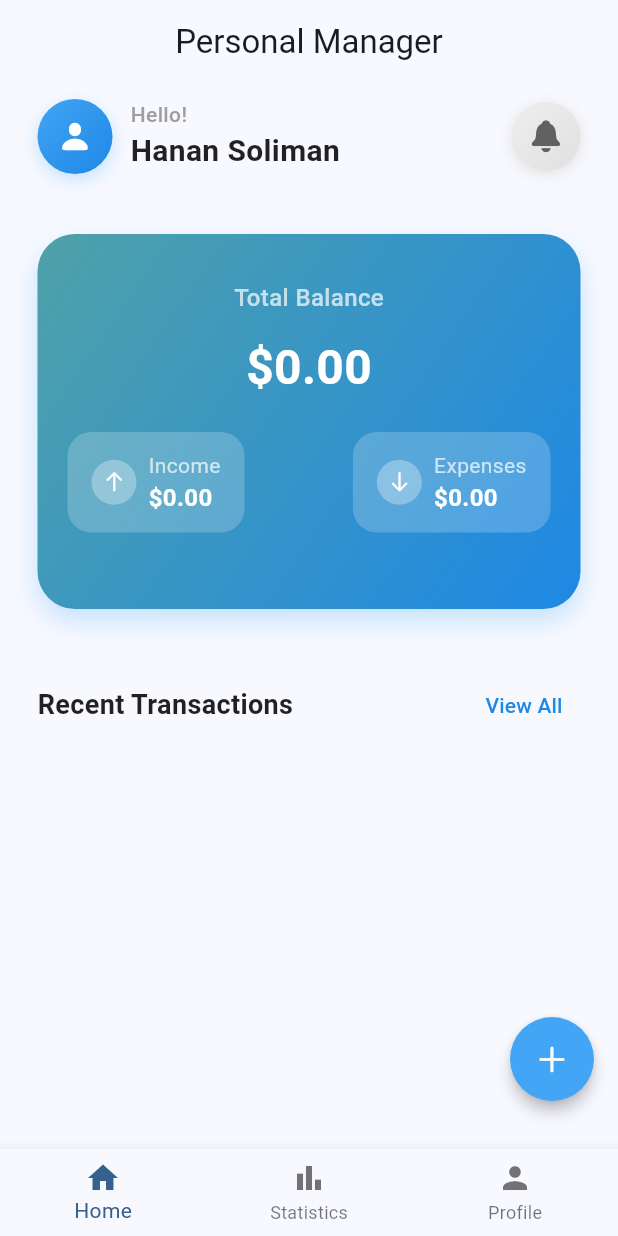
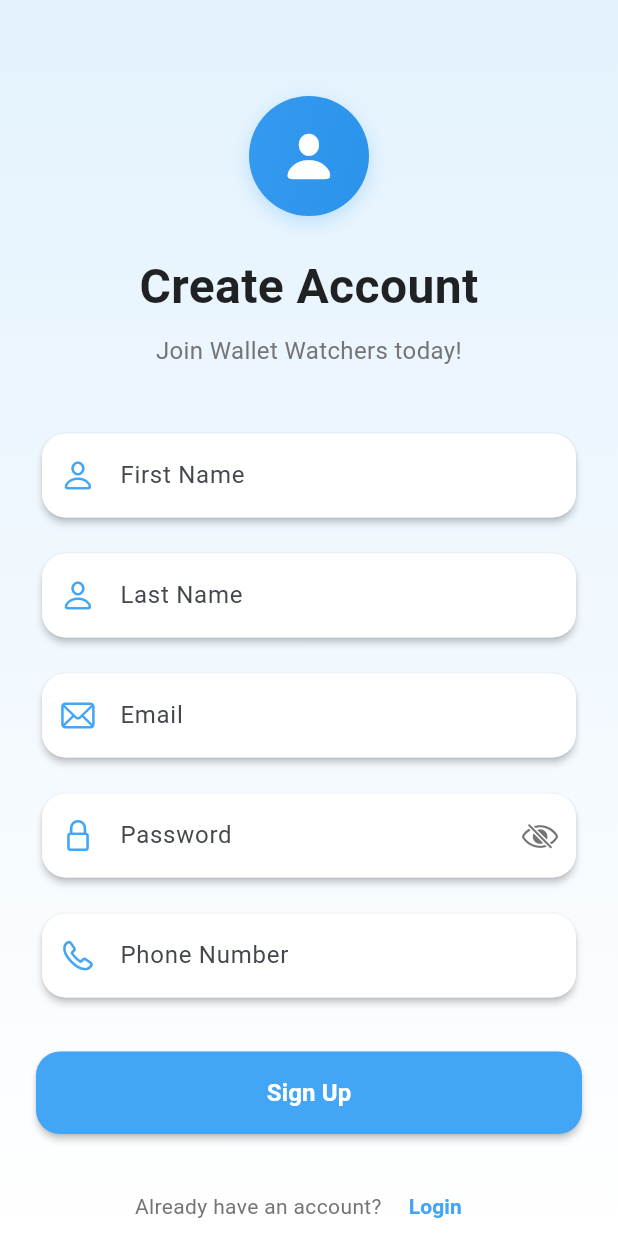
Before and after one commit to fatmaa2003/wallet_watchers_app, a Flutter app: the screen it shows after launch, on a phone screen of 412 x 824 dp. Run offline on Flutter 3.47's test engine with Material 3 defaults, Android fonts, the phone set to English and light mode, and no system bars; our stand-ins replace fl_chart.

Commit message:
Add user signup functionality and update routes. Updated app to include signup page and API service for user registration.

```diff
--- a/flutter/lib/main.dart
+++ b/flutter/lib/main.dart
@@ -1,5 +1,6 @@
 import 'package:flutter/material.dart';
 import 'package:wallet_watchers_app/pages/home_page.dart';
+import 'package:wallet_watchers_app/pages/signup_page.dart';
 
 void main() {
   runApp(const MyApp());
@@ -16,7 +17,11 @@
         colorScheme: ColorScheme.fromSeed(seedColor: Colors.blue),
         useMaterial3: true,
       ),
-      home: const HomePage(),
+      initialRoute: '/signup',
+      routes: {
+        '/signup': (context) => const SignUpPage(),
+        '/home': (context) => const HomePage(),
+      },
     );
   }
 }
--- /dev/null
+++ b/flutter/lib/pages/signup_page.dart
@@ -0,0 +1,340 @@
+import 'package:flutter/material.dart';
+import 'package:flutter/cupertino.dart';
+import 'package:wallet_watchers_app/services/api_service.dart';
+
+class SignUpPage extends StatefulWidget {
+  const SignUpPage({super.key});
+
+  @override
+  State<SignUpPage> createState() => _SignUpPageState();
+}
+
+class _SignUpPageState extends State<SignUpPage> {
+  final _formKey = GlobalKey<FormState>();
+  final _firstNameController = TextEditingController();
+  final _lastNameController = TextEditingController();
+  final _emailController = TextEditingController();
+  final _passwordController = TextEditingController();
+  final _phoneController = TextEditingController();
+  bool _isLoading = false;
+  bool _obscurePassword = true;
+  final _apiService = ApiService();
+
+  @override
+  void dispose() {
+    _firstNameController.dispose();
+    _lastNameController.dispose();
+    _emailController.dispose();
+    _passwordController.dispose();
+    _phoneController.dispose();
+    super.dispose();
+  }
+
+  void _submitForm() async {
+    if (_formKey.currentState!.validate()) {
+      setState(() {
+        _isLoading = true;
+      });
+
+      try {
+        await _apiService.signup(
+          firstName: _firstNameController.text,
+          lastName: _lastNameController.text,
+          email: _emailController.text,
+          password: _passwordController.text,
+          phoneNo: _phoneController.text,
+        );
+
+        if (mounted) {
+          Navigator.pushReplacementNamed(context, '/home');
+        }
+      } catch (e) {
+        if (mounted) {
+          ScaffoldMessenger.of(context).showSnackBar(
+            SnackBar(
+              content: Text('Error: ${e.toString()}'),
+              backgroundColor: Colors.red,
+            ),
+          );
+        }
+      } finally {
+        if (mounted) {
+          setState(() {
+            _isLoading = false;
+          });
+        }
+      }
+    }
+  }
+
+  @override
+  Widget build(BuildContext context) {
+    return Scaffold(
+      body: Container(
+        decoration: BoxDecoration(
+          gradient: LinearGradient(
+            begin: Alignment.topCenter,
+            end: Alignment.bottomCenter,
+            colors: [
+              Colors.blue[50]!,
+              Colors.white,
+            ],
+          ),
+        ),
+        child: SafeArea(
+          child: SingleChildScrollView(
+            padding: const EdgeInsets.all(24.0),
+            child: Form(
+              key: _formKey,
+              child: Column(
+                crossAxisAlignment: CrossAxisAlignment.stretch,
+                children: [
+                  const SizedBox(height: 40),
+                  // Logo and Title
+                  Container(
+                    width: 80,
+                    height: 80,
+                    decoration: BoxDecoration(
+                      gradient: LinearGradient(
+                        colors: [Colors.blue[400]!, Colors.blue[600]!],
+                        begin: Alignment.topLeft,
+                        end: Alignment.bottomRight,
+                      ),
+                      shape: BoxShape.circle,
+                      boxShadow: [
+                        BoxShadow(
+                          color: Colors.blue[200]!.withOpacity(0.5),
+                          blurRadius: 10,
+                          offset: const Offset(0, 4),
+                        ),
+                      ],
+                    ),
+                    child: const Icon(
+                      CupertinoIcons.person_fill,
+                      color: Colors.white,
+                      size: 40,
+                    ),
+                  ),
+                  const SizedBox(height: 24),
+                  const Text(
+                    'Create Account',
+                    style: TextStyle(
+                      fontSize: 32,
+                      fontWeight: FontWeight.bold,
+                      color: Colors.black87,
+                    ),
+                    textAlign: TextAlign.center,
+                  ),
+                  const SizedBox(height: 8),
+                  Text(
+                    'Join Wallet Watchers today!',
+                    style: TextStyle(
+                      fontSize: 16,
+                      color: Colors.grey[600],
+                    ),
+                    textAlign: TextAlign.center,
+                  ),
+                  const SizedBox(height: 40),
+
+                  // First Name Field
+                  _buildTextField(
+                    controller: _firstNameController,
+                    label: 'First Name',
+                    icon: CupertinoIcons.person,
+                    validator: (value) {
+                      if (value == null || value.isEmpty) {
+                        return 'Please enter your first name';
+                      }
+                      return null;
+                    },
+                  ),
+                  const SizedBox(height: 16),
+
+                  // Last Name Field
+                  _buildTextField(
+                    controller: _lastNameController,
+                    label: 'Last Name',
+                    icon: CupertinoIcons.person,
+                    validator: (value) {
+                      if (value == null || value.isEmpty) {
+                        return 'Please enter your last name';
+                      }
+                      return null;
+                    },
+                  ),
+                  const SizedBox(height: 16),
+
+                  // Email Field
+                  _buildTextField(
+                    controller: _emailController,
+                    label: 'Email',
+                    icon: CupertinoIcons.mail,
+                    keyboardType: TextInputType.emailAddress,
+                    validator: (value) {
+                      if (value == null || value.isEmpty) {
+                        return 'Please enter your email';
+                      }
+                      if (!value.contains('@')) {
+                        return 'Please enter a valid email';
+                      }
+                      return null;
+                    },
+                  ),
+                  const SizedBox(height: 16),
+
+                  // Password Field
+                  _buildTextField(
+                    controller: _passwordController,
+                    label: 'Password',
+                    icon: CupertinoIcons.lock,
+                    obscureText: _obscurePassword,
+                    suffixIcon: IconButton(
+                      icon: Icon(
+                        _obscurePassword
+                            ? CupertinoIcons.eye_slash
+                            : CupertinoIcons.eye,
+                        color: Colors.grey[600],
+                      ),
+                      onPressed: () {
+                        setState(() {
+                          _obscurePassword = !_obscurePassword;
+                        });
+                      },
+                    ),
+                    validator: (value) {
+                      if (value == null || value.isEmpty) {
+                        return 'Please enter a password';
+                      }
+                      if (value.length < 6) {
+                        return 'Password must be at least 6 characters';
+                      }
+                      return null;
+                    },
+                  ),
+                  const SizedBox(height: 16),
+
+                  // Phone Number Field
+                  _buildTextField(
+                    controller: _phoneController,
+                    label: 'Phone Number',
+                    icon: CupertinoIcons.phone,
+                    keyboardType: TextInputType.phone,
+                    validator: (value) {
+                      if (value == null || value.isEmpty) {
+                        return 'Please enter your phone number';
+                      }
+                      if (value.length < 10) {
+                        return 'Please enter a valid phone number';
+                      }
+                      return null;
+                    },
+                  ),
+                  const SizedBox(height: 32),
+
+                  // Sign Up Button
+                  ElevatedButton(
+                    onPressed: _isLoading ? null : _submitForm,
+                    style: ElevatedButton.styleFrom(
+                      backgroundColor: Colors.blue[400],
+                      foregroundColor: Colors.white,
+                      padding: const EdgeInsets.symmetric(vertical: 16),
+                      shape: RoundedRectangleBorder(
+                        borderRadius: BorderRadius.circular(16),
+                      ),
+                      elevation: 2,
+                    ),
+                    child: _isLoading
+                        ? const SizedBox(
+                            height: 20,
+                            width: 20,
+                            child: CircularProgressIndicator(
+                              strokeWidth: 2,
+                              valueColor:
+                                  AlwaysStoppedAnimation<Color>(Colors.white),
+                            ),
+                          )
+                        : const Text(
+                            'Sign Up',
+                            style: TextStyle(
+                              fontSize: 16,
+                              fontWeight: FontWeight.bold,
+                            ),
+                          ),
+                  ),
+                  const SizedBox(height: 24),
+
+                  // Login Link
+                  Row(
+                    mainAxisAlignment: MainAxisAlignment.center,
+                    children: [
+                      Text(
+                        'Already have an account? ',
+                        style: TextStyle(
+                          color: Colors.grey[600],
+                        ),
+                      ),
+                      TextButton(
+                        onPressed: () {
+                          // Navigate to login page (for now, just go to home)
+                          Navigator.pushReplacementNamed(context, '/home');
+                        },
+                        child: Text(
+                          'Login',
+                          style: TextStyle(
+                            color: Colors.blue[400],
+                            fontWeight: FontWeight.bold,
+                          ),
+                        ),
+                      ),
+                    ],
+                  ),
+                ],
+              ),
+            ),
+          ),
+        ),
+      ),
+    );
+  }
+
+  Widget _buildTextField({
+    required TextEditingController controller,
+    required String label,
+    required IconData icon,
+    bool obscureText = false,
+    TextInputType? keyboardType,
+    Widget? suffixIcon,
+    String? Function(String?)? validator,
+  }) {
+    return Card(
+      elevation: 2,
+      shape: RoundedRectangleBorder(
+        borderRadius: BorderRadius.circular(16),
+      ),
+      child: TextFormField(
+        controller: controller,
+        obscureText: obscureText,
+        keyboardType: keyboardType,
+        decoration: InputDecoration(
+          labelText: label,
+          prefixIcon: Icon(
+            icon,
+            color: Colors.blue[400],
+          ),
+          suffixIcon: suffixIcon,
+          border: OutlineInputBorder(
+            borderRadius: BorderRadius.circular(16),
+            borderSide: BorderSide.none,
+          ),
+          filled: true,
+          fillColor: Colors.white,
+          contentPadding: const EdgeInsets.symmetric(
+            horizontal: 16,
+            vertical: 16,
+          ),
+        ),
+        validator: validator,
+      ),
+    );
+  }
+}
```
Also changed, not shown: flutter/lib/services/api_service.dart (+60 -0 lines), 2 other files.
